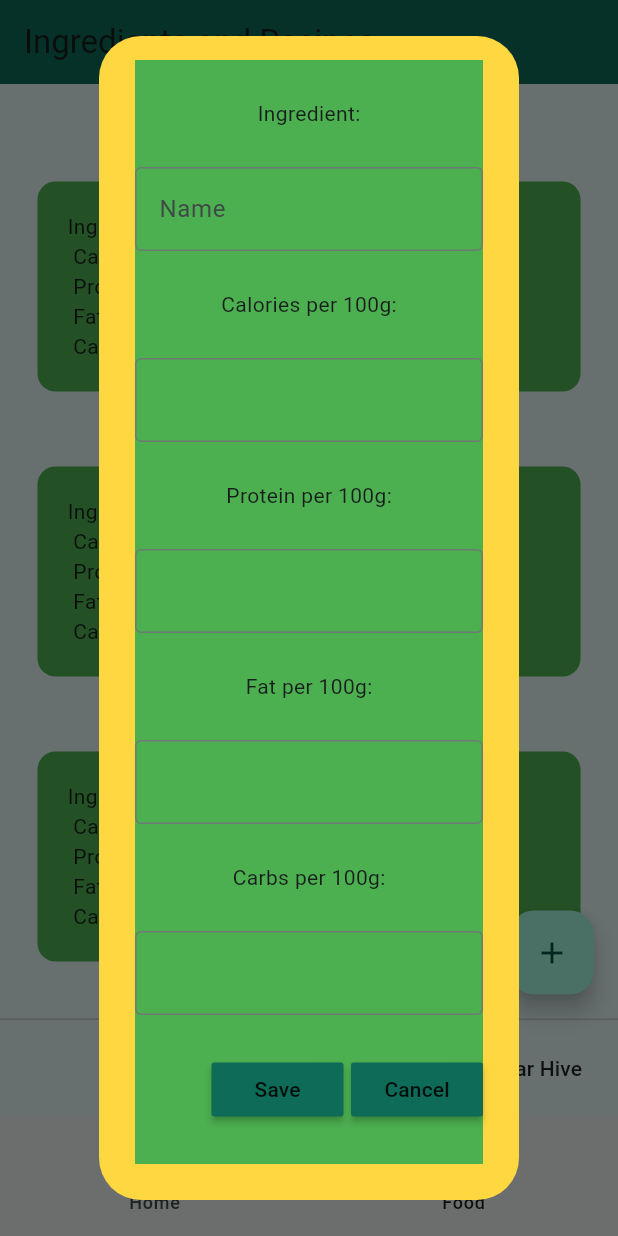
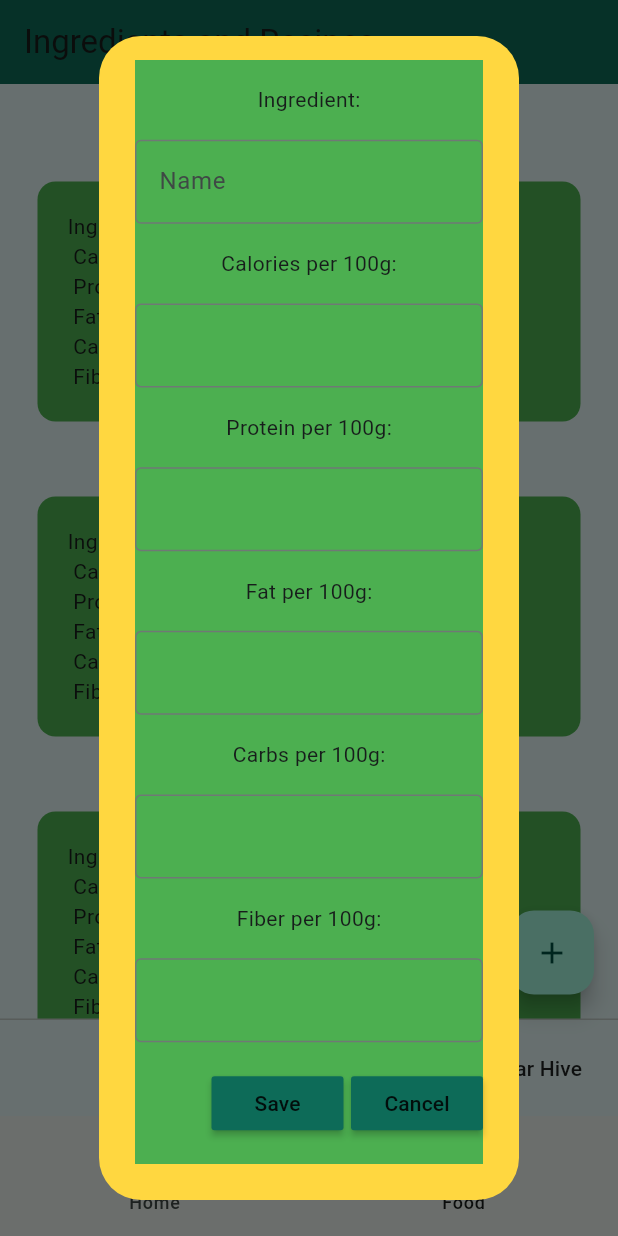
Before and after one commit to MatasMotiejunas/Food-Tracker-Flutter-App, a Flutter app: the screen it shows after launch, item 2 of the bottom bar chosen, after a tap on the "add" icon, on a phone screen of 412 x 824 dp. Run offline on Flutter 3.47's test engine with Material 3 defaults, Android fonts, the phone set to English and light mode, and no system bars; our stand-ins replace hive_flutter; accounts and stored records are empty.

Commit message:
Day created only if new day (hours ignored). Create instance of the day in the Database when opening HomePage. Added Fiber to ingredients

```diff
--- a/lib/data/database.dart
+++ b/lib/data/database.dart
@@ -14,20 +14,19 @@ class Database {
   //run if app opened for the first time ever
   void createInitialdata(){
     ingredientList = [
-      ["Ingredient 1", 520.3, 10.1, 15.2, 220.8],
-      ["Ingredient 2", 550.1, 15.0, 3.1, 27.0],
-      ["Ingredient 3", 250.9, 5.2, 2.6, 3.0],
+      ["Ingredient 1", 520.3, 10.1, 15.2, 220.8, 5.0],
+      ["Ingredient 2", 550.1, 15.0, 3.1, 27.0, 2.3],
+      ["Ingredient 3", 250.9, 5.2, 2.6, 3.0, 0.3],
     ];
 
     recipeList = [
       ["Recipe 1", [
-        ["Ingredient 1", 520.3, 10.1, 15.2, 220.8, 50.0],
-        ["Ingredient 2", 550.1, 15.0, 3.1, 27.0, 75.0]]],
+        ["Ingredient 1", 520.3, 10.1, 15.2, 220.8, 5.0, 50.0],
+        ["Ingredient 2", 550.1, 15.0, 3.1, 27.0, 2.3, 75.0]]],
       ["Recipe 2", [
-        ["Ingredient 2", 550.1, 15.0, 3.1, 27.0, 80.5],
-        ["Ingredient 3", 250.9, 5.2, 2.6, 3.0, 22.5]]],
+        ["Ingredient 2", 550.1, 15.0, 3.1, 27.0, 2.3, 80.5],
+        ["Ingredient 3", 250.9, 5.2, 2.6, 3.0, 0.3, 22.5]]],
     ];
-
 
 
   }
@@ -37,6 +36,7 @@ class Database {
     ingredientList = myBox.get("INGREDIENTLIST");
     recipeList = myBox.get("RECIPELIST");
     days = myBox.get("DAYS");
+    print("Loaded days: $days");
   }
 
 
@@ -47,6 +47,7 @@ class Database {
 
   void updateDayDatabase(){
     myBox.put("DAYS", days);
+    print("Updated hive: ${myBox.get("DAYS")}");
   }
 
 
--- a/lib/main.dart
+++ b/lib/main.dart
@@ -32,6 +32,7 @@ class _MyAppState extends State<MyApp> {
 
     if(myBox.get("INGREDIENTLIST") == null){
       db.createInitialdata();
+      db.updateDatabase();
     }else{
       db.loadData();
     }
--- a/lib/pages/foodPage.dart
+++ b/lib/pages/foodPage.dart
@@ -34,6 +34,7 @@ class _FoodPageState extends State<FoodPage> {
   final TextEditingController proteinController = TextEditingController();
   final TextEditingController fatController = TextEditingController();
   final TextEditingController carbsController = TextEditingController();
+  final TextEditingController fiberController = TextEditingController();
   final TextEditingController recipeNameController = TextEditingController();
 
   //For switching between Ingretiens and Recipes being shown
@@ -46,6 +47,7 @@ class _FoodPageState extends State<FoodPage> {
     proteinController.clear();
     fatController.clear();
     carbsController.clear();
+    fiberController.clear();
   }
 
 
@@ -56,13 +58,15 @@ class _FoodPageState extends State<FoodPage> {
       String protein = proteinController.text;
       String fat = fatController.text;
       String carbs = carbsController.text;
+      String fiber = fiberController.text;
 
 
       widget.db.ingredientList.add([name.trim(),
       double.tryParse(calories)?? 0.0,
       double.tryParse(protein)?? 0.0,
       double.tryParse(fat)?? 0.0,
-      double.tryParse(carbs)?? 0.0]);
+      double.tryParse(carbs)?? 0.0,
+      double.tryParse(fiber)?? 0.0]);
 
       clearIngredientControllers();
     });
@@ -163,6 +167,7 @@ class _FoodPageState extends State<FoodPage> {
                     proteinController: proteinController,
                     fatController: fatController,
                     carbsController: carbsController,
+                    fiberController: fiberController,
                     onSave: saveNewIngredient,
                     onCancel: onCancel,
                   );
--- a/lib/pages/homePage.dart
+++ b/lib/pages/homePage.dart
@@ -21,15 +21,26 @@ class HomePage extends StatefulWidget {
 class _HomePageState extends State<HomePage> {
 
 
-
-DayData today = DayData(date: DateTime.now());
+  late DayData today;
 
   @override
   void initState() {
+    DateTime now = DateTime.now();
+    DateTime nowNormal = DateTime(now.year, now.month, now.day);
+    // if(widget.db.days.containsKey(nowNormal)){
+    //   today = DayData.createEaten(nowNormal, widget.db.days[nowNormal]);
+    // }else{
+    //   widget.db.days.update(nowNormal, (value) => value, ifAbsent: () => []);
+    //   widget.db.updateDayDatabase();
+    //   today = DayData.createEmpty(nowNormal);
+    // }
 
-    widget.db.days.update(today.date, (value) => [], ifAbsent: () => []);
+  print("Before initialisation: ${widget.db.days}");
+    List value = widget.db.days.putIfAbsent(nowNormal, () => []);
+    today = DayData.createEaten(nowNormal, value);
+
     widget.db.updateDayDatabase();
-    print("At initiaisation: ${widget.db.days}");
+    print("At initialisation: ${widget.db.days}");
     super.initState();
   }
 
@@ -85,7 +96,8 @@ DayData today = DayData(date: DateTime.now());
           Text("Calories: ${today.calories}"),
           Text("Protein :${today.protein}"),
           Text("Fat: ${today.fat}"),
-          Text("Carbs: ${today.carbs}"),],
+          Text("Carbs: ${today.carbs}"),
+          Text("Fiber: ${today.fiber}"),],
         ),
       ),
 
--- a/lib/utils/addIngredient.dart
+++ b/lib/utils/addIngredient.dart
@@ -10,6 +10,7 @@ class InputIngredient extends StatelessWidget {
   final TextEditingController proteinController;
   final TextEditingController fatController;
   final TextEditingController carbsController;
+  final TextEditingController fiberController;
 
   final VoidCallback onSave;
   final VoidCallback onCancel;
@@ -21,6 +22,7 @@ class InputIngredient extends StatelessWidget {
     required this.proteinController,
     required this.fatController,
     required this.carbsController,
+    required this.fiberController,
     required this.onSave,
     required this.onCancel,});
 
@@ -84,6 +86,17 @@ class InputIngredient extends StatelessWidget {
             ),
 
 
+            Text("Fiber per 100g:"),
+            //ingredient carbs
+            TextField(
+              keyboardType: TextInputType.numberWithOptions(decimal: true),
+              decoration: InputDecoration(
+                border: OutlineInputBorder(),
+              ),
+              controller: fiberController,
+            ),
+
+
             //Save and Cancel Buttons
             Row(
               mainAxisAlignment: MainAxisAlignment.end,
--- a/lib/utils/constants.dart
+++ b/lib/utils/constants.dart
@@ -5,7 +5,8 @@ const int CALORIES = 1;
 const int PROTEIN = 2;
 const int FAT = 3;
 const int CARBS = 4;
-const int WEIGHT = 5;
+const int FIBER = 5;
+const int WEIGHT = 6;
 
 //used in Day, to differentiate in the list 'eaten', whether an ingredient or a recipe is commin up next
 const int INGREDIENT = 0;
--- a/lib/utils/dayData.dart
+++ b/lib/utils/dayData.dart
@@ -2,19 +2,31 @@ import 'package:flutter/material.dart';
 import 'package:flutter_application_1/utils/constants.dart';
 
 class DayData extends StatelessWidget {
-  final DateTime date;
+  DateTime date;
 
   double calories = 0.0;
   double protein = 0.0;
   double fat = 0.0;
   double carbs = 0.0;
+  double fiber = 0.0;
 
   List eaten = [];
 
 
-  DayData({super.key,
-    required this.date,
-  });
+  DayData({super.key, required this.date, required this.eaten}){
+    date = DateTime(date.year, date.month, date.day);
+    for(var food in eaten){
+      addValues(food[1]);
+    }
+  }
+
+  factory DayData.createEaten(DateTime date, List eaten){
+    return DayData(date: date,eaten: eaten);
+  }
+
+  // factory DayData.createEmpty(DateTime date){
+  //   return DayData(date: date, eaten: []);
+  // }
 
 
 
@@ -23,11 +35,13 @@ class DayData extends StatelessWidget {
     protein += ingredient[PROTEIN] * ingredient[WEIGHT] / 100;
     fat += ingredient[FAT] * ingredient[WEIGHT] / 100;
     carbs += ingredient[CARBS] * ingredient[WEIGHT] / 100;
+    fiber += ingredient[FIBER] * ingredient[WEIGHT] / 100;
 
     calories = double.parse(calories.toStringAsFixed(1));
     protein = double.parse(protein.toStringAsFixed(1));
     fat = double.parse(fat.toStringAsFixed(1));
     carbs = double.parse(carbs.toStringAsFixed(1));
+    fiber = double.parse(fiber.toStringAsFixed(1));
   }
 
   void addIngredient(List ingredient){
--- a/lib/utils/ingredient.dart
+++ b/lib/utils/ingredient.dart
@@ -5,13 +5,14 @@ import 'package:flutter/material.dart';
 //
 class Ingredient extends StatelessWidget {
   const Ingredient({super.key, required this.name, required this.caloriesPer100g, required this.proteinPer100g,
-    required this.fatPer100g, required this.carbsPer100g});
+    required this.fatPer100g, required this.carbsPer100g, required this.fiberPer100g});
 
   final String name;
   final double caloriesPer100g;
   final double proteinPer100g;
   final double fatPer100g;
   final double carbsPer100g;
+  final double fiberPer100g;
 
   @override
   Widget build(BuildContext context) {
@@ -23,7 +24,7 @@ class Ingredient extends StatelessWidget {
           color: Colors.green,
           borderRadius: BorderRadius.circular(12),
         ),
-        child: Text("$name \n Calories: $caloriesPer100g \n Protein: $proteinPer100g \n Fat: $fatPer100g \n Carbs: $carbsPer100g"),
+        child: Text("$name \n Calories: $caloriesPer100g \n Protein: $proteinPer100g \n Fat: $fatPer100g \n Carbs: $carbsPer100g \n Fiber: $fiberPer100g"),
       ),
     );
   }
--- a/lib/utils/ingredientSubpage.dart
+++ b/lib/utils/ingredientSubpage.dart
@@ -21,7 +21,8 @@ class IngredientSubpage extends StatelessWidget {
                 caloriesPer100g: list[index][CALORIES],
                 proteinPer100g: list[index][PROTEIN],
                 fatPer100g: list[index][FAT],
-                carbsPer100g: list[index][CARBS]);
+                carbsPer100g: list[index][CARBS],
+                fiberPer100g: list[index][FIBER],);
             },
 
           )
--- a/lib/utils/recipe.dart
+++ b/lib/utils/recipe.dart
@@ -12,6 +12,7 @@ class Recipe extends StatelessWidget {
   double protein = 0.0;
   double fat = 0.0;
   double carbs = 0.0;
+  double fiber = 0.0;
 
   Recipe({super.key, required this.name, required this.ingredients}){
     //Calculate the details of the Recipe by going through the ingredients
@@ -20,12 +21,14 @@ class Recipe extends StatelessWidget {
       protein += ing[PROTEIN] * ing[WEIGHT] / 100;
       fat += ing[FAT] * ing[WEIGHT] / 100;
       carbs += ing[CARBS] * ing[WEIGHT] / 100;
+      fiber += ing[FIBER] * ing[WEIGHT] / 100;
     }
 
     calories = double.parse(calories.toStringAsFixed(1));
     protein = double.parse(protein.toStringAsFixed(1));
     fat = double.parse(fat.toStringAsFixed(1));
     carbs = double.parse(carbs.toStringAsFixed(1));
+    fiber = double.parse(fiber.toStringAsFixed(1));
   }
 
 
```
